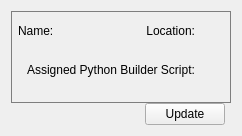
Qt form Code/Editor/Plugins/EditorAssetImporter/ImporterRootDisplay.ui (o3de/o3de) before a commit.
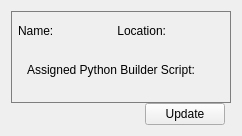
The same form after that commit. Icons and pictures are not drawn. Custom widgets are drawn as their Qt base class.

Commit message: Replaced log details card with a right click menu. Fixed location of location.

Patch:
```diff
--- a/Code/Editor/Plugins/EditorAssetImporter/ImporterRootDisplay.ui
+++ b/Code/Editor/Plugins/EditorAssetImporter/ImporterRootDisplay.ui
@@ -126,6 +126,16 @@
             </property>
            </spacer>
           </item>
+           <item>
+             <widget class="QLabel" name="locationLabel">
+               <property name="text">
+                 <string>Location:</string>
+               </property>
+               <property name="alignment">
+                 <set>Qt::AlignRight|Qt::AlignTrailing|Qt::AlignVCenter</set>
+               </property>
+             </widget>
+           </item>
           <item>
            <widget class="AzQtComponents::ElidingLabel" name="m_fullPathText">
             <property name="sizePolicy">
@@ -145,16 +155,6 @@
             </property>
            </widget>
           </item>
-          <item>
-           <widget class="QLabel" name="locationLabel">
-            <property name="text">
-             <string>Location:</string>
-            </property>
-            <property name="alignment">
-             <set>Qt::AlignRight|Qt::AlignTrailing|Qt::AlignVCenter</set>
-            </property>
-           </widget>
-          </item>
           <item>
            <layout class="QVBoxLayout" name="pushButtonAlignmentBox">
             <item>
```
The commit also changes 5 other files.
